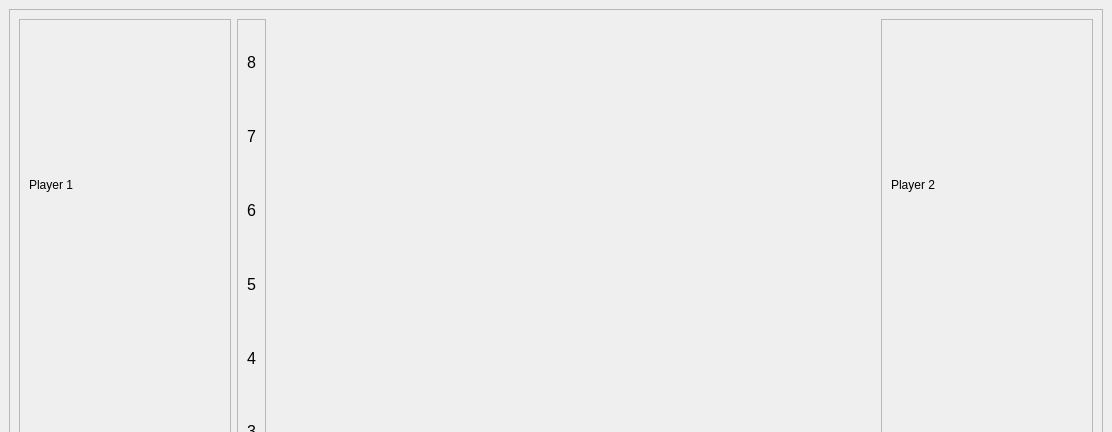
Before: the Qt Designer form mainwindow.ui in JoseHumire/ChessGame, drawn with Qt 5; both pictures show x 0 to 1112 and y 0 to 432 of the 1112 by 710 pixel window.
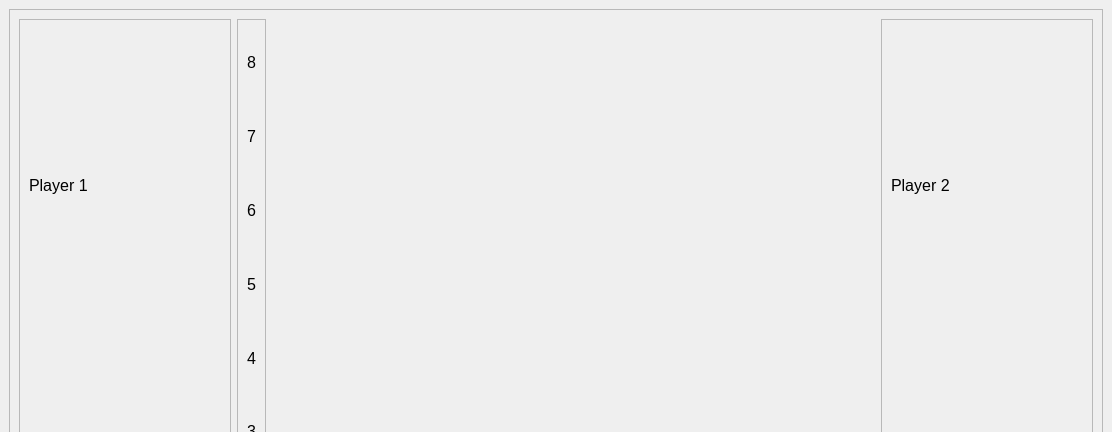
After: the same form once the commit is applied. Custom widgets are drawn as their Qt base class.

Diff of the .ui file:
```diff
--- a/mainwindow.ui
+++ b/mainwindow.ui
@@ -47,6 +47,11 @@
          <layout class="QVBoxLayout" name="verticalLayout_3">
           <item>
            <widget class="QLabel" name="label_3">
+            <property name="font">
+             <font>
+              <pointsize>12</pointsize>
+             </font>
+            </property>
             <property name="text">
              <string>Player 1</string>
             </property>
@@ -78,6 +83,11 @@
          <layout class="QVBoxLayout" name="verticalLayout_2">
           <item>
            <widget class="QLabel" name="label">
+            <property name="font">
+             <font>
+              <pointsize>12</pointsize>
+             </font>
+            </property>
             <property name="text">
              <string>Player 2</string>
             </property>
```
